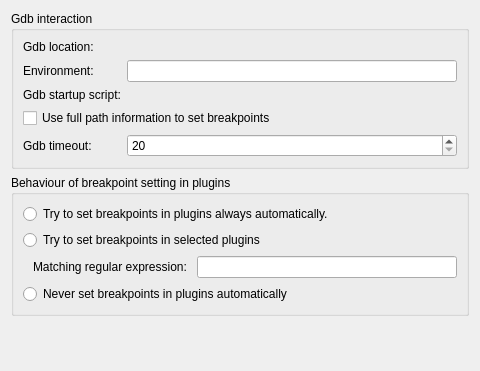
Old version of the form src/plugins/debugger/gdb/gdboptionspage.ui in the repository qt-creator/qt-creator.
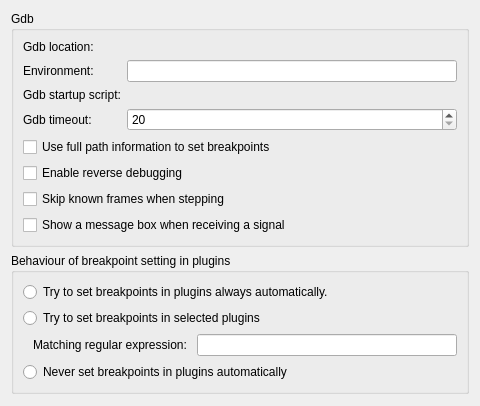
New version of the form. Custom widgets are drawn as their Qt base class.

The edit to the form file:
```diff
--- a/src/plugins/debugger/gdb/gdboptionspage.ui
+++ b/src/plugins/debugger/gdb/gdboptionspage.ui
@@ -14,7 +14,7 @@
    <item>
     <widget class="QGroupBox" name="groupBoxLocations">
      <property name="title">
-      <string>Gdb interaction</string>
+      <string>Gdb</string>
      </property>
      <layout class="QFormLayout" name="formLayout">
       <property name="horizontalSpacing">
@@ -65,7 +65,32 @@
       <item row="2" column="1">
        <widget class="Utils::PathChooser" name="scriptFileChooser"/>
       </item>
-      <item row="3" column="0" colspan="2">
+      <item row="5" column="0" colspan="2">
+       <widget class="QCheckBox" name="checkBoxEnableReverseDebugging">
+        <property name="text">
+         <string>Enable reverse debugging</string>
+        </property>
+       </widget>
+      </item>
+      <item row="6" column="0" colspan="2">
+       <widget class="QCheckBox" name="checkBoxSkipKnownFrames">
+        <property name="toolTip">
+         <string>When this option is checked, 'Step Into' compresses several steps into one in certain situations, leading to 'less noisy' debugging. So will, e.g., the atomic
+ reference counting code be skipped, and a single 'Step Into' for a signal emission will end up directly in the slot connected to it.</string>
+        </property>
+        <property name="text">
+         <string>Skip known frames when stepping</string>
+        </property>
+       </widget>
+      </item>
+      <item row="7" column="0" colspan="2">
+       <widget class="QCheckBox" name="checkBoxUseMessageBoxForSignals">
+        <property name="text">
+         <string>Show a message box when receiving a signal</string>
+        </property>
+       </widget>
+      </item>
+      <item row="4" column="0" colspan="2">
        <widget class="QCheckBox" name="checkBoxUsePreciseBreakpoints">
         <property name="toolTip">
          <string>When this option is checked, the debugger plugin attempts
@@ -78,14 +103,14 @@
         </property>
        </widget>
       </item>
-      <item row="4" column="0">
+      <item row="3" column="0">
        <widget class="QLabel" name="labelGdbWatchdogTimeout">
         <property name="text">
          <string>Gdb timeout:</string>
         </property>
        </widget>
       </item>
-      <item row="4" column="1">
+      <item row="3" column="1">
        <widget class="QSpinBox" name="spinBoxGdbWatchdogTimeout">
         <property name="toolTip">
          <string>This is the number of seconds Qt Creator will wait before
```
